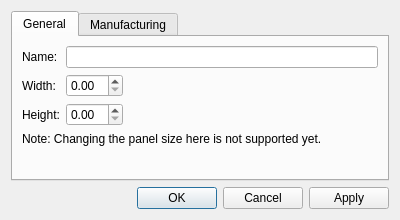
AvetosDesign/LibrePCB, file libs/librepcb/editor/project/panel/panelsetupdialog.ui: the form before one commit.
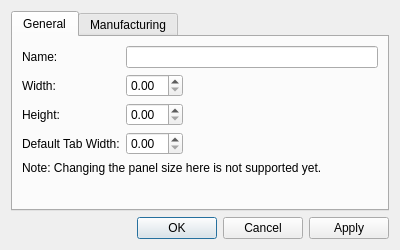
The form after the commit.

Diff of the .ui file:
```diff
--- a/libs/librepcb/editor/project/panel/panelsetupdialog.ui
+++ b/libs/librepcb/editor/project/panel/panelsetupdialog.ui
@@ -8,7 +8,7 @@
     <x>0</x>
     <y>0</y>
     <width>400</width>
-    <height>220</height>
+    <height>250</height>
    </rect>
   </property>
   <property name="windowTitle">
@@ -76,7 +76,27 @@
          </property>
         </widget>
        </item>
-       <item row="3" column="0" colspan="2">
+       <item row="3" column="0">
+        <widget class="QLabel" name="lblDefaultTabWidth">
+         <property name="text">
+          <string>Default Tab Width:</string>
+         </property>
+        </widget>
+       </item>
+       <item row="3" column="1">
+        <widget class="QDoubleSpinBox" name="spbxDefaultTabWidth">
+         <property name="sizePolicy">
+          <sizepolicy hsizetype="Fixed" vsizetype="Fixed">
+           <horstretch>0</horstretch>
+           <verstretch>0</verstretch>
+          </sizepolicy>
+         </property>
+         <property name="toolTip">
+          <string>Width used by all tabs which don't override it</string>
+         </property>
+        </widget>
+       </item>
+       <item row="4" column="0" colspan="2">
         <widget class="QLabel" name="lblSizeNotYetEditable">
          <property name="text">
           <string>Note: Changing the panel size here is not supported yet.</string>
```
